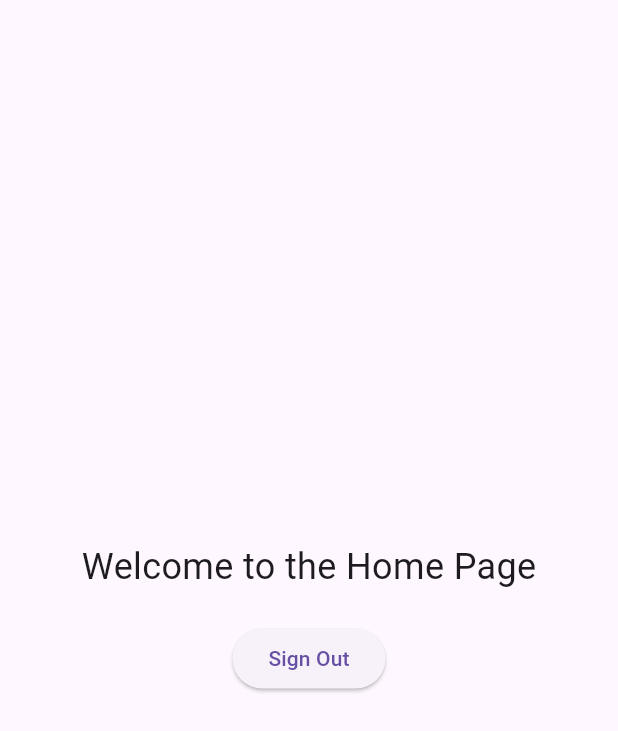
After one commit to ilyesblidi/login_app_using_firebase, a Flutter app: the screen it shows once a user with an empty profile is signed in, on a phone screen of 412 x 824 dp. The commit adds this screen. Shown: the top 731 px of the screen. Run offline on Flutter 3.47's test engine with Material 3 defaults, Android fonts, the phone set to English and light mode, and no system bars; our stand-ins replace firebase_auth, firebase_core; accounts and stored records are empty.

Commit message:
Add HomePage and MainPage for user authentication flow ( SignIn & SignOut )
- Added a new file `home_page.dart` containing the `HomePage` widget, which displays a welcome message with the user's email and a "Sign Out" button.
- Created a new file `main_page.dart` with the `MainPage` widget. This widget uses a `StreamBuilder` to listen for authentication state changes from Firebase Auth.
  - If the connection state is waiting, it shows a `CircularProgressIndicator`.
  - If there's an error, it displays an error message.
  - If there's user data (user is logged in), it navigates to the `HomePage`.
  - Otherwise (no user data), it navigates to the `LoginPage`.

```diff
--- /dev/null
+++ b/lib/home_page.dart
@@ -0,0 +1,40 @@
+import 'package:firebase_auth/firebase_auth.dart';
+import 'package:flutter/material.dart';
+
+class HomePage extends StatefulWidget {
+  const HomePage({super.key});
+
+  @override
+  State<HomePage> createState() => _HomePageState();
+}
+
+class _HomePageState extends State<HomePage> {
+
+  final user = FirebaseAuth.instance.currentUser!;
+
+  @override
+  Widget build(BuildContext context) {
+    return Scaffold(
+      body: Center(
+        child: Column(
+          mainAxisAlignment: MainAxisAlignment.center,
+          children: [
+            Text(
+              'Welcome ' + user.email! + 'to the Home Page',
+              style: const TextStyle(fontSize: 24),
+            ),
+            const SizedBox(height: 20),
+            ElevatedButton(
+
+              onPressed: () {
+                FirebaseAuth.instance.signOut();
+              },
+
+              child: const Text('Sign Out'),
+            ),
+          ],
+        ),
+      ),
+    );
+  }
+}
--- a/lib/main.dart
+++ b/lib/main.dart
@@ -1,5 +1,6 @@
 import 'package:firebase_core/firebase_core.dart';
 import 'package:first_app_using_firebase/login_page.dart';
+import 'package:first_app_using_firebase/main_page.dart';
 import 'package:flutter/foundation.dart';
 import 'package:flutter/material.dart';
 
@@ -31,7 +32,7 @@ class MyApp extends StatelessWidget {
   Widget build(BuildContext context) {
     return MaterialApp(
       debugShowCheckedModeBanner: false,
-      home: LoginPage(),
+      home: MainPage(),
     );
   }
 }
--- /dev/null
+++ b/lib/main_page.dart
@@ -0,0 +1,34 @@
+import 'package:firebase_auth/firebase_auth.dart';
+import 'package:firebase_core/firebase_core.dart';
+import 'package:flutter/material.dart';
+
+import 'home_page.dart';
+import 'login_page.dart';
+
+class MainPage extends StatelessWidget {
+  const MainPage({super.key});
+
+  @override
+  Widget build(BuildContext context) {
+    return Scaffold(
+      body: StreamBuilder(
+          stream: FirebaseAuth.instance.authStateChanges() ,
+          builder: (context, snapshot) {
+            if(snapshot.connectionState == ConnectionState.waiting){
+              return const Center(
+                child: CircularProgressIndicator(),
+              );
+            } else if(snapshot.hasError){
+              return const Center(
+                child: Text('Something went wrong'),
+              );
+            } else if(snapshot.hasData){
+              return const HomePage();
+            } else {
+              return const LoginPage();
+            }
+          }
+      ),
+    );
+  }
+}
```
